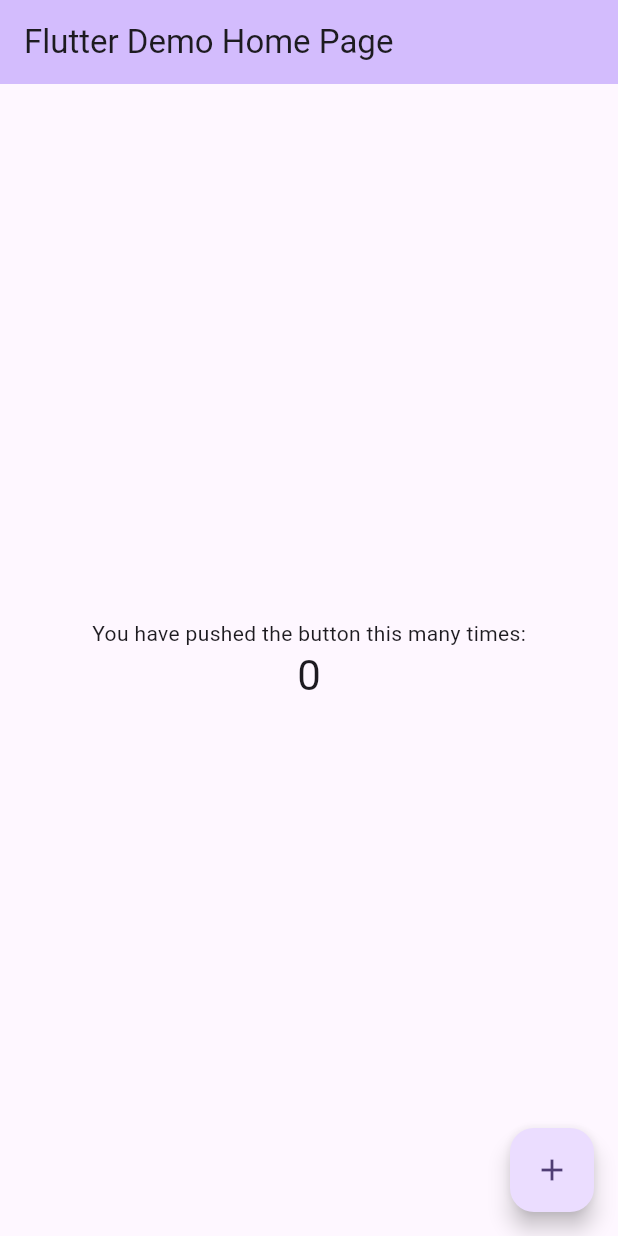
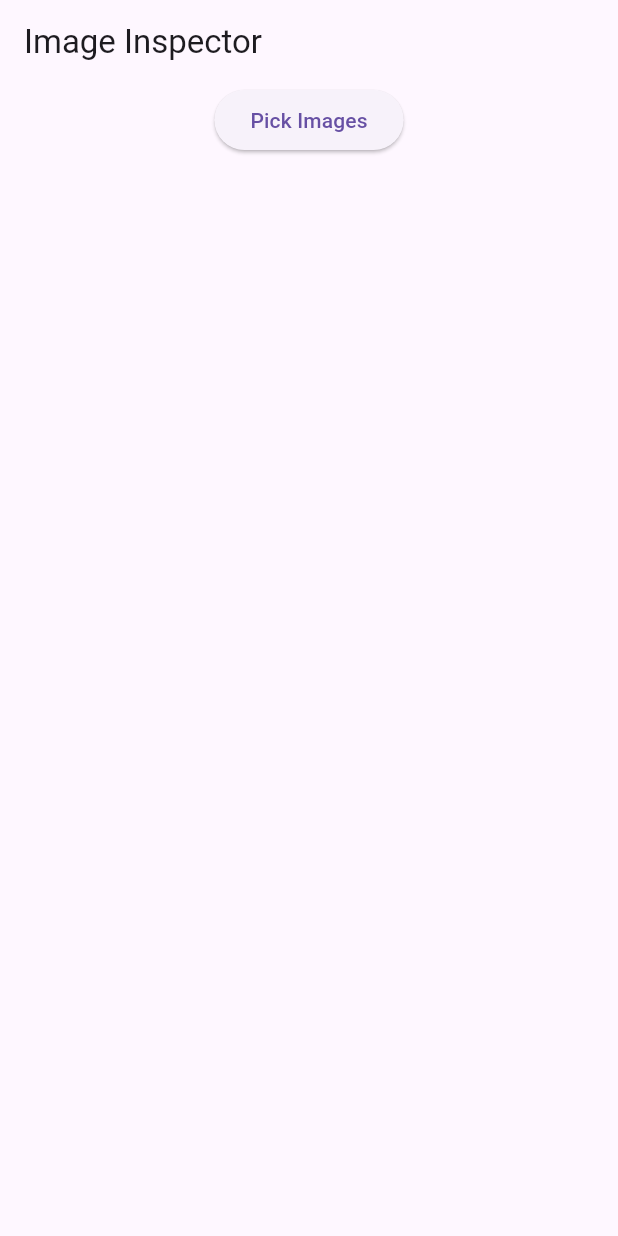
Before and after one commit to Ununvailable/Kneron-AI-Project, a Flutter app: the screen it shows after launch, on a phone screen of 412 x 824 dp. Run offline on Flutter 3.47's test engine with Material 3 defaults, Android fonts, the phone set to English and light mode, and no system bars; our stand-ins replace image_picker, permission_handler.

Commit message:
Basic image scanning functions

```diff
--- a/kneron_ai_project/lib/main.dart
+++ b/kneron_ai_project/lib/main.dart
@@ -1,123 +1,103 @@
+import 'dart:io';
 import 'package:flutter/material.dart';
-import 'package:usb_serial/usb_serial.dart';
+import 'package:image_picker/image_picker.dart';
+import 'package:image/image.dart' as img;
+import 'package:permission_handler/permission_handler.dart';
 
 void main() {
-  runApp(const MyApp());
+  runApp(const MaterialApp(home: ImageInspectorApp()));
 }
 
-class MyApp extends StatelessWidget {
-  const MyApp({super.key});
+class ImageInspectorApp extends StatefulWidget {
+  const ImageInspectorApp({super.key});
 
-  // This widget is the root of your application.
+  @override
+  State<ImageInspectorApp> createState() => _ImageInspectorAppState();
+}
+
+
+class _ImageInspectorAppState extends State<ImageInspectorApp> {
+  final List<File> _selectedImages = [];
+  final List<String> _info = [];
+
+  Future<void> _pickImages() async {
+    final picker = ImagePicker();
+    final permission = await Permission.photos.request();
+    if (!permission.isGranted) return;
+
+    final List<XFile>? pickedFiles = await picker.pickMultiImage();
+    if (pickedFiles == null) return;
+
+    _selectedImages.clear();
+    _info.clear();
+
+    for (var file in pickedFiles) {
+      final f = File(file.path);
+      final bytes = await f.readAsBytes();
+      final decoded = img.decodeImage(bytes);
+
+      if (decoded != null) {
+        _selectedImages.add(f);
+        _info.add("Format: ${decoded.format.name.toUpperCase()}, "
+            "Dimensions: ${decoded.width}x${decoded.height}");
+      } else {
+        _info.add("Unsupported or corrupted image: ${file.path}");
+      }
+    }
+
+    setState(() {});
+  }
+
   @override
   Widget build(BuildContext context) {
-    return MaterialApp(
-      title: 'Flutter Demo',
-      theme: ThemeData(
-        // This is the theme of your application.
-        //
-        // TRY THIS: Try running your application with "flutter run". You'll see
-        // the application has a purple toolbar. Then, without quitting the app,
-        // try changing the seedColor in the colorScheme below to Colors.green
-        // and then invoke "hot reload" (save your changes or press the "hot
-        // reload" button in a Flutter-supported IDE, or press "r" if you used
-        // the command line to start the app).
-        //
-        // Notice that the counter didn't reset back to zero; the application
-        // state is not lost during the reload. To reset the state, use hot
-        // restart instead.
-        //
-        // This works for code too, not just values: Most code changes can be
-        // tested with just a hot reload.
-        colorScheme: ColorScheme.fromSeed(seedColor: Colors.deepPurple),
+    return Scaffold(
+      appBar: AppBar(title: const Text("Image Inspector")),
+      body: Column(
+        children: [
+          ElevatedButton(
+            onPressed: _pickImages,
+            child: const Text("Pick Images"),
+          ),
+          const SizedBox(height: 10),
+          Expanded(
+            child: ListView.builder(
+              itemCount: _selectedImages.length,
+              itemBuilder: (context, index) {
+                return ListTile(
+                  title: Text(_info[index]),
+                  trailing: ElevatedButton(
+                    onPressed: () {
+                      Navigator.push(
+                        context,
+                        MaterialPageRoute(
+                          builder: (_) =>
+                              ImageDisplayScreen(file: _selectedImages[index]),
+                        ),
+                      );
+                    },
+                    child: const Text("View"),
+                  ),
+                );
+              },
+            ),
+          ),
+        ],
       ),
-      home: const MyHomePage(title: 'Flutter Demo Home Page'),
     );
   }
 }
 
-class MyHomePage extends StatefulWidget {
-  const MyHomePage({super.key, required this.title});
-
-  // This widget is the home page of your application. It is stateful, meaning
-  // that it has a State object (defined below) that contains fields that affect
-  // how it looks.
-
-  // This class is the configuration for the state. It holds the values (in this
-  // case the title) provided by the parent (in this case the App widget) and
-  // used by the build method of the State. Fields in a Widget subclass are
-  // always marked "final".
-
-  final String title;
-
-  @override
-  State<MyHomePage> createState() => _MyHomePageState();
-}
-
-class _MyHomePageState extends State<MyHomePage> {
-  int _counter = 0;
-
-  void _incrementCounter() {
-    setState(() {
-      // This call to setState tells the Flutter framework that something has
-      // changed in this State, which causes it to rerun the build method below
-      // so that the display can reflect the updated values. If we changed
-      // _counter without calling setState(), then the build method would not be
-      // called again, and so nothing would appear to happen.
-      _counter++;
-    });
-  }
+class ImageDisplayScreen extends StatelessWidget {
+  final File file;
+  const ImageDisplayScreen({super.key, required this.file});
 
   @override
   Widget build(BuildContext context) {
-    // This method is rerun every time setState is called, for instance as done
-    // by the _incrementCounter method above.
-    //
-    // The Flutter framework has been optimized to make rerunning build methods
-    // fast, so that you can just rebuild anything that needs updating rather
-    // than having to individually change instances of widgets.
     return Scaffold(
-      appBar: AppBar(
-        // TRY THIS: Try changing the color here to a specific color (to
-        // Colors.amber, perhaps?) and trigger a hot reload to see the AppBar
-        // change color while the other colors stay the same.
-        backgroundColor: Theme.of(context).colorScheme.inversePrimary,
-        // Here we take the value from the MyHomePage object that was created by
-        // the App.build method, and use it to set our appbar title.
-        title: Text(widget.title),
+      appBar: AppBar(title: const Text("Image Viewer")),
+      body: Center(
+        child: Image.file(file),
       ),
-      body: Center(
-        // Center is a layout widget. It takes a single child and positions it
-        // in the middle of the parent.
-        child: Column(
-          // Column is also a layout widget. It takes a list of children and
-          // arranges them vertically. By default, it sizes itself to fit its
-          // children horizontally, and tries to be as tall as its parent.
-          //
-          // Column has various properties to control how it sizes itself and
-          // how it positions its children. Here we use mainAxisAlignment to
-          // center the children vertically; the main axis here is the vertical
-          // axis because Columns are vertical (the cross axis would be
-          // horizontal).
-          //
-          // TRY THIS: Invoke "debug painting" (choose the "Toggle Debug Paint"
-          // action in the IDE, or press "p" in the console), to see the
-          // wireframe for each widget.
-          mainAxisAlignment: MainAxisAlignment.center,
-          children: <Widget>[
-            const Text('You have pushed the button this many times:'),
-            Text(
-              '$_counter',
-              style: Theme.of(context).textTheme.headlineMedium,
-            ),
-          ],
-        ),
-      ),
-      floatingActionButton: FloatingActionButton(
-        onPressed: _incrementCounter,
-        tooltip: 'Increment',
-        child: const Icon(Icons.add),
-      ), // This trailing comma makes auto-formatting nicer for build methods.
     );
   }
 }
```
Also changed, not shown: kneron_ai_project/pubspec.yaml (+6 -2 lines), kneron_ai_project/pubspec.lock, 7 other files.
